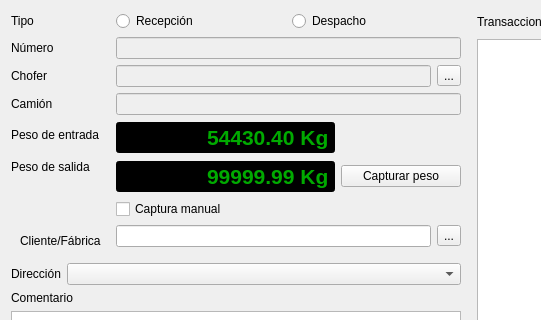
Before: the Qt Designer form romano/ui/close_ticket.ui in elshaka/Romano, drawn with Qt 5; both pictures show x 0 to 541 and y 0 to 320 of the 1000 by 633 pixel window.
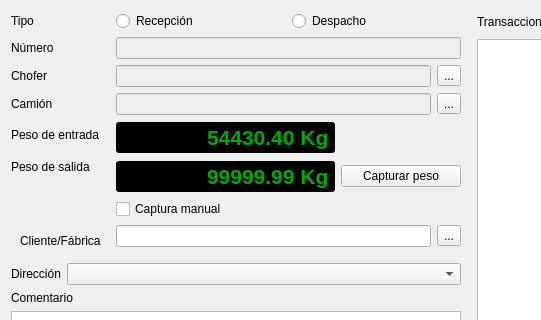
After: the same form once the commit is applied. Icons and pictures are not drawn.

Commit message: Enabled truck change in ticket close

What changed in the file:
```diff
--- a/romano/ui/close_ticket.ui
+++ b/romano/ui/close_ticket.ui
@@ -162,10 +162,42 @@
            </widget>
           </item>
           <item row="3" column="1">
-           <widget class="QLineEdit" name="truckLineEdit">
-            <property name="enabled">
-             <bool>false</bool>
-            </property>
+           <widget class="QWidget" name="widget_2" native="true">
+            <layout class="QHBoxLayout" name="horizontalLayout_6">
+             <property name="leftMargin">
+              <number>0</number>
+             </property>
+             <property name="topMargin">
+              <number>0</number>
+             </property>
+             <property name="rightMargin">
+              <number>0</number>
+             </property>
+             <property name="bottomMargin">
+              <number>0</number>
+             </property>
+             <item>
+              <widget class="QLineEdit" name="truckLineEdit">
+               <property name="enabled">
+                <bool>false</bool>
+               </property>
+              </widget>
+             </item>
+             <item>
+              <widget class="QToolButton" name="changeTruckButton">
+               <property name="toolTip">
+                <string>Cambiar camion</string>
+               </property>
+               <property name="text">
+                <string>...</string>
+               </property>
+               <property name="icon">
+                <iconset resource="pixmaps/pixmaps.qrc">
+                 <normaloff>:/icons/add-transaction.png</normaloff>:/icons/add-transaction.png</iconset>
+               </property>
+              </widget>
+             </item>
+            </layout>
            </widget>
           </item>
           <item row="4" column="0">
```
Left out of the diff: 11 changed lines with no effect on the pictures. The commit also changes 5 other files.
